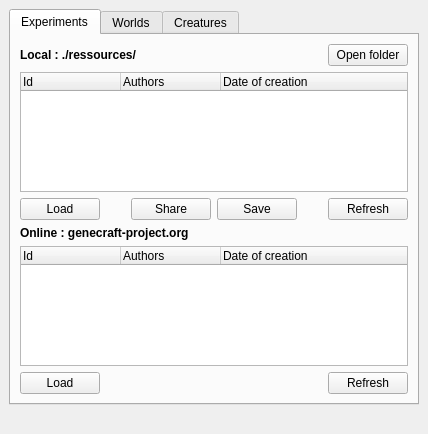
Old version of the form src/genelab/core/ui/widgets/experiments/ressourcesbrowser.ui in the repository GeneCraft/GeneCraft-Project.
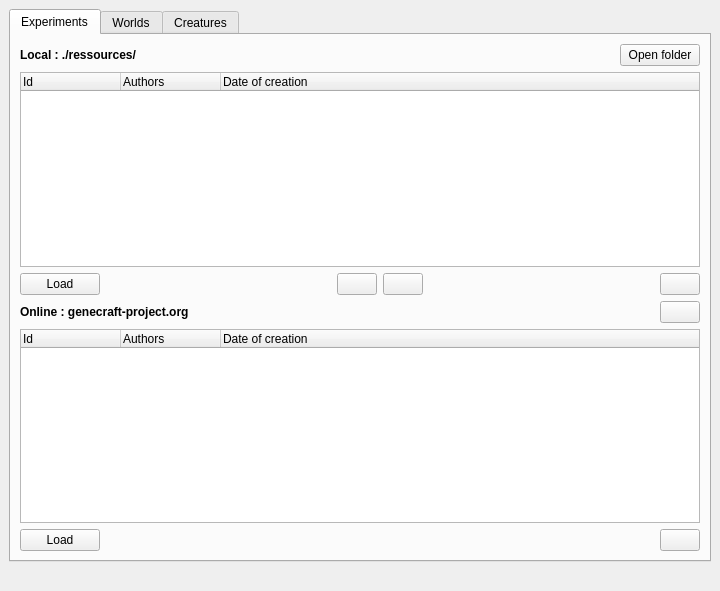
New version of the form. Icons and pictures are not drawn.

Commit message: segfault quand quit -> corriges (presque tous j'espere), share de experiment done, manque share de creature

Diff of the .ui file:
```diff
--- a/src/genelab/core/ui/widgets/experiments/ressourcesbrowser.ui
+++ b/src/genelab/core/ui/widgets/experiments/ressourcesbrowser.ui
@@ -6,8 +6,8 @@
    <rect>
     <x>0</x>
     <y>0</y>
-    <width>428</width>
-    <height>434</height>
+    <width>720</width>
+    <height>591</height>
    </rect>
   </property>
   <property name="windowTitle">
@@ -30,12 +30,12 @@
        <rect>
         <x>0</x>
         <y>0</y>
-        <width>428</width>
-        <height>434</height>
+        <width>720</width>
+        <height>591</height>
        </rect>
       </property>
-      <layout class="QGridLayout" name="gridLayout">
-       <item row="0" column="0">
+      <layout class="QVBoxLayout" name="verticalLayout_3">
+       <item>
         <widget class="QTabWidget" name="tabWidget">
          <property name="currentIndex">
           <number>0</number>
@@ -48,59 +48,10 @@
           <attribute name="title">
            <string>Experiments</string>
           </attribute>
-          <layout class="QGridLayout" name="gridLayout_2">
-           <item row="1" column="0" colspan="6">
-            <widget class="QTreeWidget" name="twLocalExperiments">
-             <column>
-              <property name="text">
-               <string>Id</string>
-              </property>
-             </column>
-             <column>
-              <property name="text">
-               <string>Authors</string>
-              </property>
-             </column>
-             <column>
-              <property name="text">
-               <string>Date of creation</string>
-              </property>
-             </column>
-            </widget>
-           </item>
-           <item row="4" column="0" colspan="6">
-            <widget class="QTreeWidget" name="twOnlineExperiments">
-             <column>
-              <property name="text">
-               <string>Id</string>
-              </property>
-             </column>
-             <column>
-              <property name="text">
-               <string>Authors</string>
-              </property>
-             </column>
-             <column>
-              <property name="text">
-               <string>Date of creation</string>
-              </property>
-             </column>
-            </widget>
-           </item>
-           <item row="2" column="4">
-            <spacer name="horizontalSpacer">
-             <property name="orientation">
-              <enum>Qt::Horizontal</enum>
-             </property>
-             <property name="sizeHint" stdset="0">
-              <size>
-               <width>5</width>
-               <height>20</height>
-              </size>
-             </property>
-            </spacer>
-           </item>
-           <item row="0" column="0" colspan="4">
+          <layout class="QVBoxLayout" name="verticalLayout">
+           <item>
+            <layout class="QHBoxLayout" name="horizontalLayout_3">
+             <item>
             <widget class="QLabel" name="label_3">
              <property name="font">
               <font>
@@ -113,21 +64,14 @@
              </property>
             </widget>
            </item>
-           <item row="3" column="0" colspan="6">
-            <widget class="QLabel" name="label_4">
-             <property name="font">
-              <font>
-               <weight>75</weight>
-               <bold>true</bold>
-              </font>
-             </property>
-             <property name="text">
-              <string>Online : genecraft-project.org</string>
-             </property>
-            </widget>
-           </item>
-           <item row="0" column="5">
+             <item>
             <widget class="QPushButton" name="pbOpenExperimentsFolder">
+               <property name="sizePolicy">
+                <sizepolicy hsizetype="Fixed" vsizetype="Fixed">
+                 <horstretch>0</horstretch>
+                 <verstretch>0</verstretch>
+                </sizepolicy>
+               </property>
              <property name="text">
               <string>Open folder</string>
              </property>
@@ -137,10 +81,57 @@
              </property>
             </widget>
            </item>
-           <item row="2" column="2">
+            </layout>
+           </item>
+           <item>
+            <widget class="QTreeWidget" name="twLocalExperiments">
+             <column>
+              <property name="text">
+               <string>Id</string>
+              </property>
+             </column>
+             <column>
+              <property name="text">
+               <string>Authors</string>
+              </property>
+             </column>
+             <column>
+              <property name="text">
+               <string>Date of creation</string>
+              </property>
+             </column>
+            </widget>
+           </item>
+           <item>
+            <layout class="QHBoxLayout" name="horizontalLayout">
+             <item>
+              <widget class="QPushButton" name="pbLoadLocalExp">
+               <property name="text">
+                <string>Load</string>
+               </property>
+               <property name="icon">
+                <iconset resource="../../../ressources/ressources.qrc">
+                 <normaloff>:/img/icons/experiment_load</normaloff>:/img/icons/experiment_load</iconset>
+               </property>
+              </widget>
+             </item>
+             <item>
+              <spacer name="horizontalSpacer_2">
+               <property name="orientation">
+                <enum>Qt::Horizontal</enum>
+               </property>
+               <property name="sizeHint" stdset="0">
+                <size>
+                 <width>40</width>
+                 <height>20</height>
+                </size>
+               </property>
+              </spacer>
+             </item>
+             <item>
             <widget class="QPushButton" name="pbShareExp">
              <property name="text">
-              <string>Share</string>
+                <string/>
              </property>
              <property name="icon">
               <iconset resource="../../../ressources/ressources.qrc">
@@ -148,10 +139,10 @@
              </property>
             </widget>
            </item>
-           <item row="2" column="3">
+             <item>
             <widget class="QPushButton" name="pbSaveExp">
              <property name="text">
-              <string>Save</string>
+                <string/>
              </property>
              <property name="icon">
               <iconset resource="../../../ressources/ressources.qrc">
@@ -159,23 +150,29 @@
              </property>
             </widget>
            </item>
-           <item row="2" column="1">
-            <spacer name="horizontalSpacer_5">
+             <item>
+              <spacer name="horizontalSpacer_3">
              <property name="orientation">
               <enum>Qt::Horizontal</enum>
              </property>
              <property name="sizeHint" stdset="0">
               <size>
-               <width>5</width>
+                 <width>40</width>
                <height>20</height>
               </size>
              </property>
             </spacer>
            </item>
-           <item row="2" column="0">
-            <widget class="QPushButton" name="pbLoadLocalExp">
+             <item>
+              <widget class="QPushButton" name="pbRefreshLocalExp">
+               <property name="sizePolicy">
+                <sizepolicy hsizetype="Minimum" vsizetype="Fixed">
+                 <horstretch>0</horstretch>
+                 <verstretch>0</verstretch>
+                </sizepolicy>
+               </property>
              <property name="text">
-              <string>Load</string>
+                <string/>
              </property>
              <property name="icon">
               <iconset resource="../../../ressources/ressources.qrc">
@@ -183,7 +180,71 @@
              </property>
             </widget>
            </item>
-           <item row="5" column="0">
+            </layout>
+           </item>
+           <item>
+            <layout class="QHBoxLayout" name="horizontalLayout_4">
+             <item>
+              <widget class="QLabel" name="label_4">
+               <property name="font">
+                <font>
+                 <weight>75</weight>
+                 <bold>true</bold>
+                </font>
+               </property>
+               <property name="text">
+                <string>Online : genecraft-project.org</string>
+               </property>
+              </widget>
+             </item>
+             <item>
+              <spacer name="horizontalSpacer_6">
+               <property name="orientation">
+                <enum>Qt::Horizontal</enum>
+               </property>
+               <property name="sizeHint" stdset="0">
+                <size>
+                 <width>40</width>
+                 <height>20</height>
+                </size>
+               </property>
+              </spacer>
+             </item>
+             <item>
+              <widget class="QPushButton" name="pushButton">
+               <property name="text">
+                <string/>
+               </property>
+               <property name="icon">
+                <iconset resource="../../../ressources/ressources.qrc">
+                 <normaloff>:/img/icons/information</normaloff>:/img/icons/information</iconset>
+               </property>
+              </widget>
+             </item>
+            </layout>
+           </item>
+           <item>
+            <widget class="QTreeWidget" name="twOnlineExperiments">
+             <column>
+              <property name="text">
+               <string>Id</string>
+              </property>
+             </column>
+             <column>
+              <property name="text">
+               <string>Authors</string>
+              </property>
+             </column>
+             <column>
+              <property name="text">
+               <string>Date of creation</string>
+              </property>
+             </column>
+            </widget>
+           </item>
+           <item>
+            <layout class="QHBoxLayout" name="horizontalLayout_5">
+             <item>
             <widget class="QPushButton" name="pbLoadOnlineExp">
              <property name="text">
               <string>Load</string>
@@ -194,10 +255,23 @@
              </property>
             </widget>
            </item>
-           <item row="5" column="5">
+             <item>
+              <spacer name="horizontalSpacer">
+               <property name="orientation">
+                <enum>Qt::Horizontal</enum>
+               </property>
+               <property name="sizeHint" stdset="0">
+                <size>
+                 <width>40</width>
+                 <height>20</height>
+                </size>
+               </property>
+              </spacer>
+             </item>
+             <item>
             <widget class="QPushButton" name="pbRefreshOnlineExp">
              <property name="text">
-              <string>Refresh</string>
+                <string/>
              </property>
              <property name="icon">
               <iconset resource="../../../ressources/ressources.qrc">
@@ -205,16 +279,7 @@
              </property>
             </widget>
            </item>
-           <item row="2" column="5">
-            <widget class="QPushButton" name="pbRefreshLocalExp">
-             <property name="text">
-              <string>Refresh</string>
-             </property>
-             <property name="icon">
-              <iconset resource="../../../ressources/ressources.qrc">
-               <normaloff>:/img/icons/refresh</normaloff>:/img/icons/refresh</iconset>
-             </property>
-            </widget>
+            </layout>
            </item>
           </layout>
          </widget>
@@ -407,7 +472,7 @@
          </widget>
         </widget>
        </item>
-       <item row="1" column="0">
+       <item>
         <widget class="QLabel" name="lblDb">
          <property name="text">
           <string/>
```
Left out of the diff: 244 changed lines with no effect on the pictures. Lines whose indentation alone changed are shown as unchanged. The commit also changes 6 other files.
